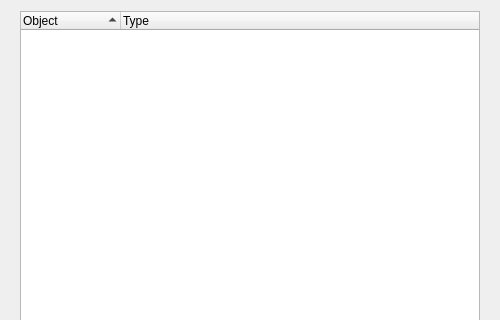
Qt form UI/glitch-find-objects.ui (textbrowser/glitch) before a commit; both pictures show x 0 to 500 and y 0 to 320 of the 500 by 500 pixel window.
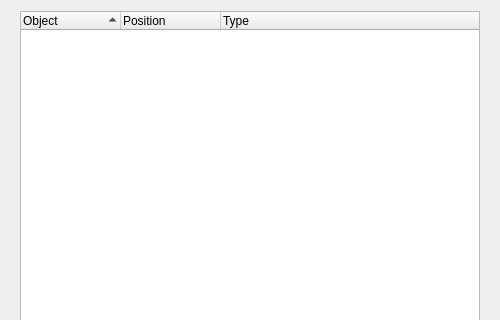
The same form after that commit. Icons and pictures are not drawn. Custom widgets are drawn as their Qt base class.

Commit message: Position column in Find Objects.

Diff of the .ui file:
```diff
--- a/UI/glitch-find-objects.ui
+++ b/UI/glitch-find-objects.ui
@@ -58,6 +58,11 @@
           <string notr="true">Object</string>
          </property>
         </column>
+        <column>
+         <property name="text">
+          <string>Position</string>
+         </property>
+        </column>
         <column>
          <property name="text">
           <string>Type</string>
```
The commit also changes 10 other files.
